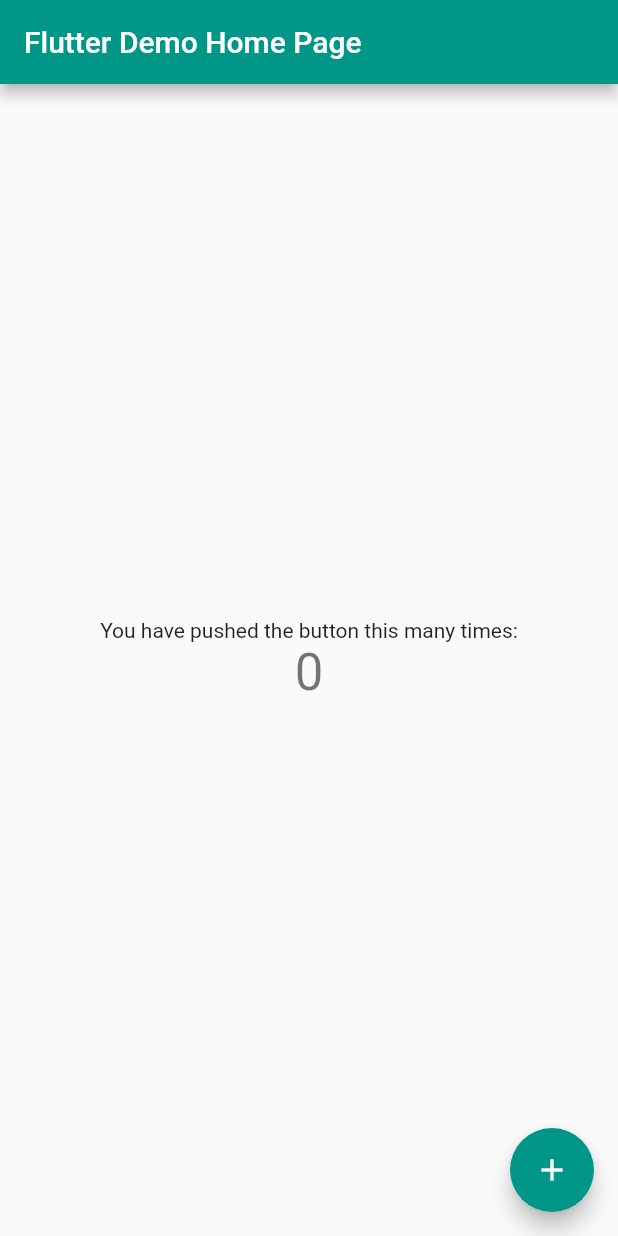
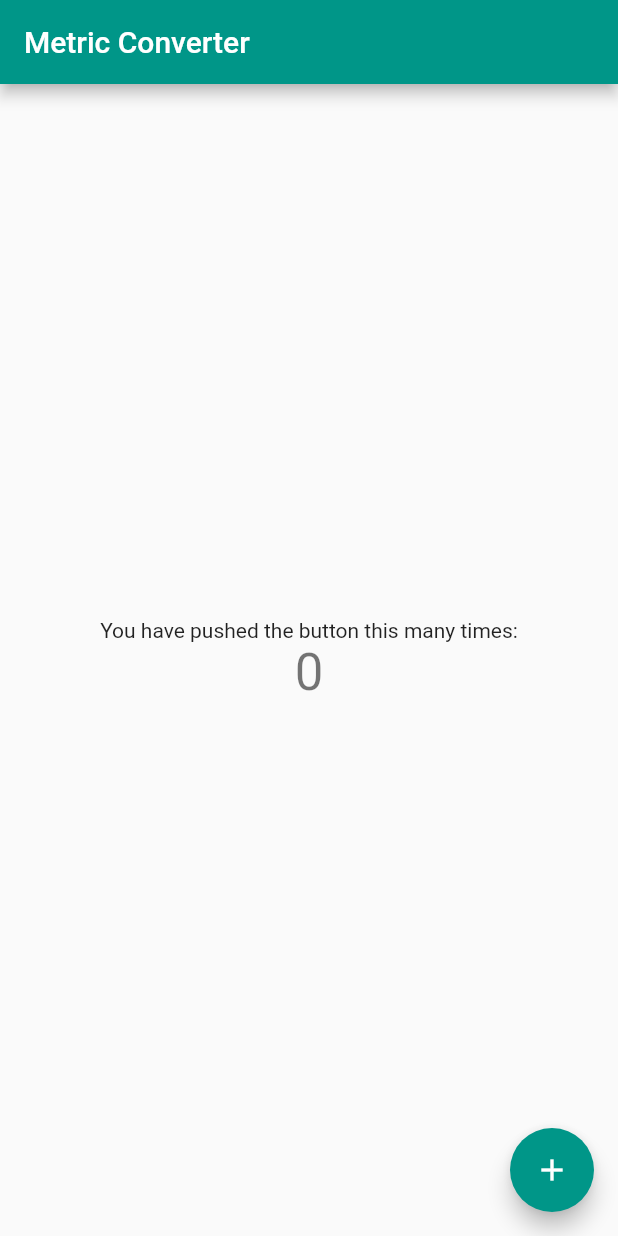
Before and after one commit to jvanord/metric-converter, a Flutter app: the screen it shows after launch, on a phone screen of 412 x 824 dp. Run offline on Flutter 3.47's test engine with Material 2 defaults, Android fonts, the phone set to English and light mode, and no system bars.

Commit message:
changed "demo" placeholders

```diff
--- a/metric_converter/lib/main.dart
+++ b/metric_converter/lib/main.dart
@@ -4,24 +4,14 @@ import 'views/home.dart';
 void main() => runApp(MyApp());
 
 class MyApp extends StatelessWidget {
-  // This widget is the root of your application.
   @override
   Widget build(BuildContext context) {
     return MaterialApp(
-      title: 'Flutter Demo',
+      title: 'Metric Converter',
       theme: ThemeData(
-        // This is the theme of your application.
-        //
-        // Try running your application with "flutter run". You'll see the
-        // application has a blue toolbar. Then, without quitting the app, try
-        // changing the primarySwatch below to Colors.green and then invoke
-        // "hot reload" (press "r" in the console where you ran "flutter run",
-        // or simply save your changes to "hot reload" in a Flutter IDE).
-        // Notice that the counter didn't reset back to zero; the application
-        // is not restarted.
         primarySwatch: Colors.teal,
       ),
-      home: MyHomePage(title: 'Flutter Demo Home Page'),
+      home: MyHomePage(title: 'Metric Converter'),
     );
   }
 }
--- a/metric_converter/pubspec.yaml
+++ b/metric_converter/pubspec.yaml
@@ -1,5 +1,5 @@
 name: metric_converter
-description: A new Flutter project.
+description: A quick unit conversion utility.
 
 # The following defines the version and build number for your application.
 # A version number is three numbers separated by dots, like 1.2.43
```
